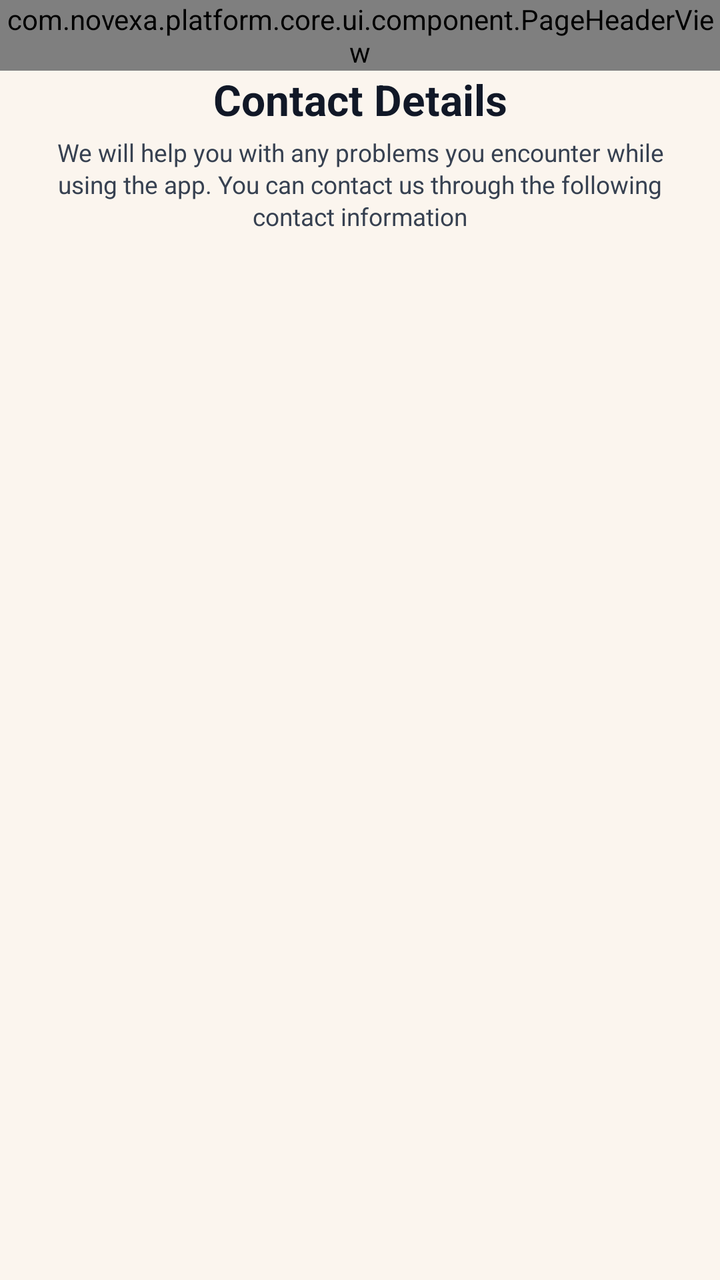
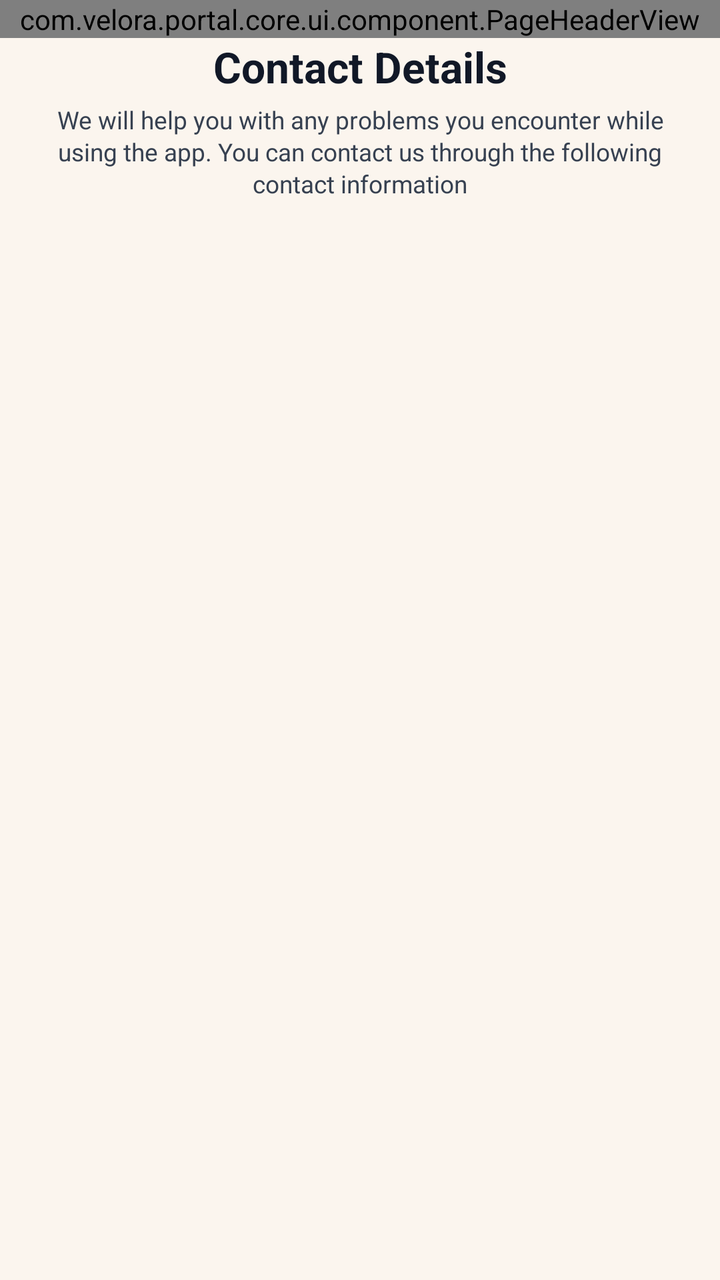

Before-and-after screenshots of an Android layout around one commit, followed by the original layout XML and the change that was made.
<!-- AndroidManifest.xml: application theme MyTheme -->
<!-- res/layout/activity_contacts.xml -->
<?xml version="1.0" encoding="utf-8"?>
<androidx.constraintlayout.widget.ConstraintLayout xmlns:android="http://schemas.android.com/apk/res/android"
    xmlns:app="http://schemas.android.com/apk/res-auto"
    xmlns:tools="http://schemas.android.com/tools"
    android:layout_width="match_parent"
    android:background="@color/page_bg_color1"
    android:layout_height="match_parent">

    <com.novexa.platform.core.ui.component.PageHeaderView
        android:id="@+id/titleBar"
        android:layout_width="match_parent"
        android:layout_height="wrap_content"
        app:centerText="@string/contact_us"
        app:layout_constraintTop_toTopOf="parent" />

    <TextView
        android:id="@+id/tvContactTitle"
        android:layout_width="match_parent"
        android:layout_height="wrap_content"
        android:layout_marginHorizontal="@dimen/dp_16"
        android:text="@string/contact_detail"
        android:textColor="@color/text_primary"
        android:textSize="@dimen/sp_24"
        android:gravity="center"
        android:textStyle="bold"
        app:layout_constraintTop_toBottomOf="@id/titleBar" />

    <TextView
        android:id="@+id/tvDesc"
        android:layout_width="match_parent"
        android:layout_height="wrap_content"
        android:layout_marginHorizontal="@dimen/dp_16"
        android:layout_marginTop="@dimen/dp_4"
        android:gravity="center"
        android:lineSpacingExtra="@dimen/dp_2"
        android:text="@string/contact_detail_desc"
        android:textColor="@color/text_body"
        android:textSize="@dimen/sp_14"
        app:layout_constraintTop_toBottomOf="@id/tvContactTitle" />

    <androidx.recyclerview.widget.RecyclerView
        android:id="@+id/rvCustomer"
        android:layout_width="match_parent"
        android:layout_height="0dp"
        android:layout_marginHorizontal="@dimen/dp_16"
        android:layout_marginTop="@dimen/dp_15"
        android:orientation="vertical"
        android:overScrollMode="never"
        app:layoutManager="androidx.recyclerview.widget.LinearLayoutManager"
        app:layout_constraintBottom_toBottomOf="parent"
        app:layout_constraintTop_toBottomOf="@id/tvDesc"
        tools:itemCount="2"
        tools:listitem="@layout/item_contact_way" />
</androidx.constraintlayout.widget.ConstraintLayout>
<!-- res/layout/item_contact_way.xml (included above) -->
<?xml version="1.0" encoding="utf-8"?>
<com.novexa.platform.core.ui.component.StyledConstraintLayout xmlns:android="http://schemas.android.com/apk/res/android"
    xmlns:app="http://schemas.android.com/apk/res-auto"
    android:layout_width="match_parent"
    android:layout_height="@dimen/dp_82"
    android:layout_marginTop="@dimen/dp_10"
    app:radius="@dimen/dp_24"
    app:solidColor="@color/text_inverse">

    <androidx.appcompat.widget.AppCompatImageView
        android:id="@+id/ivTelegram"
        android:layout_width="@dimen/dp_24"
        android:layout_height="@dimen/dp_24"
        android:layout_marginStart="@dimen/dp_20"
        android:src="@mipmap/icon_phone"
        app:layout_constraintBottom_toBottomOf="parent"
        app:layout_constraintStart_toStartOf="parent"
        app:layout_constraintTop_toTopOf="parent" />

    <TextView
        android:id="@+id/tvTelegramTitle"
        android:layout_width="wrap_content"
        android:layout_height="wrap_content"
        android:layout_marginStart="@dimen/dp_16"
        android:text="@string/telegram"
        android:textColor="@color/text_secondary"
        android:textSize="@dimen/sp_12"
        app:layout_constraintBottom_toTopOf="@id/tvTelegram"
        app:layout_constraintStart_toEndOf="@id/ivTelegram"
        app:layout_constraintTop_toTopOf="parent"
        app:layout_constraintVertical_chainStyle="packed" />

    <TextView
        android:id="@+id/tvTelegram"
        android:layout_width="0dp"
        android:layout_height="wrap_content"
        android:layout_marginStart="@dimen/dp_16"
        android:layout_marginEnd="@dimen/dp_8"
        android:text="911922933"
        android:textColor="@color/text_primary"
        android:textSize="@dimen/sp_12"
        app:layout_constraintBottom_toBottomOf="parent"
        app:layout_constraintEnd_toStartOf="@id/tvCopyTelegram"
        app:layout_constraintHorizontal_bias="0"
        app:layout_constraintStart_toEndOf="@id/ivTelegram"
        app:layout_constraintTop_toBottomOf="@id/tvTelegramTitle"
        app:layout_constraintVertical_chainStyle="packed" />

    <com.novexa.platform.core.ui.component.StatefulActionButton
        android:id="@+id/tvCopyTelegram"
        android:layout_width="@dimen/dp_73"
        android:layout_height="@dimen/dp_40"
        android:layout_marginEnd="@dimen/dp_20"
        app:autoSizeMaxTextSize="@dimen/sp_14"
        app:autoSizeMinTextSize="@dimen/sp_12"
        app:autoSizeTextType="uniform"
        android:paddingHorizontal="@dimen/dp_4"
        android:text="@string/copy"
        android:textColor="@color/text_inverse"
        android:textSize="@dimen/sp_14"
        app:layout_constraintBottom_toBottomOf="parent"
        app:layout_constraintEnd_toEndOf="parent"
        app:layout_constraintTop_toTopOf="parent" />
</com.novexa.platform.core.ui.component.StyledConstraintLayout>
<!-- resources referenced by this layout -->
<resources>
  <color name="page_bg_color1">#FBF5EE</color>
  <color name="text_body">#374151</color>
  <color name="text_inverse">#FFFFFFFF</color>
  <color name="text_primary">#111827</color>
  <color name="text_secondary">#6D7280</color>
  <dimen name="dp_10">10dp</dimen>
  <dimen name="dp_15">15dp</dimen>
  <dimen name="dp_16">16dp</dimen>
  <dimen name="dp_2">2dp</dimen>
  <dimen name="dp_20">20dp</dimen>
  <dimen name="dp_24">24dp</dimen>
  <dimen name="dp_4">4dp</dimen>
  <dimen name="dp_40">40dp</dimen>
  <dimen name="dp_73">73dp</dimen>
  <dimen name="dp_8">8dp</dimen>
  <dimen name="dp_82">82dp</dimen>
  <dimen name="sp_12">12sp</dimen>
  <dimen name="sp_14">14sp</dimen>
  <dimen name="sp_24">24sp</dimen>
  <!-- mipmap icon_phone: webp bitmap (mipmap-xxxhdpi, 824 bytes) -->
  <string name="contact_detail">Contact Details</string>
  <string name="contact_detail_desc">We will help you with any problems you encounter while using the app. You can contact us through the following contact information</string>
  <string name="contact_us">Contact Us</string>
  <string name="copy">Copy</string>
  <string name="telegram">Telegram</string>
  <style name="MyTheme" parent="Theme.MaterialComponents.DayNight.NoActionBar">
          <item name="android:windowBackground">@color/surface_primary</item>
          <item name="android:statusBarColor">@color/surface_primary</item>
          <item name="android:navigationBarColor">@color/surface_primary</item>
          <item name="android:windowTranslucentStatus">false</item>
          <item name="android:windowTranslucentNavigation">false</item>
          <item name="editTextStyle">@style/AppEditTextStyle</item>
          <item name="android:editTextStyle">@style/AppEditTextStyle</item>
      </style>
  <color name="surface_primary">#FFFFFFFF</color>
  <style name="AppEditTextStyle" parent="@style/Widget.AppCompat.EditText">
          <item name="android:textCursorDrawable">@drawable/input_cursor_color_7087f8</item>
      </style>
  <!-- drawable input_cursor_color_7087f8 (drawable) -->
  <?xml version="1.0" encoding="utf-8"?>
  <shape xmlns:android="http://schemas.android.com/apk/res/android">
      <size android:width="@dimen/dp_2" />
      <solid android:color="@color/brand_primary" />
  </shape>
  <color name="brand_primary">#396401</color>
</resources>

<!-- the commit's change to res/layout/activity_contacts.xml (unified diff, before → after) -->
@@ -6,7 +6,7 @@
     android:background="@color/page_bg_color1"
     android:layout_height="match_parent">
 
-    <com.novexa.platform.core.ui.component.PageHeaderView
+    <com.velora.portal.core.ui.component.PageHeaderView
         android:id="@+id/titleBar"
         android:layout_width="match_parent"
         android:layout_height="wrap_content"
@@ -54,7 +54,7 @@
 </androidx.constraintlayout.widget.ConstraintLayout>
 <!-- res/layout/item_contact_way.xml (included above) -->
 <?xml version="1.0" encoding="utf-8"?>
-<com.novexa.platform.core.ui.component.StyledConstraintLayout xmlns:android="http://schemas.android.com/apk/res/android"
+<com.velora.portal.core.ui.component.StyledConstraintLayout xmlns:android="http://schemas.android.com/apk/res/android"
     xmlns:app="http://schemas.android.com/apk/res-auto"
     android:layout_width="match_parent"
     android:layout_height="@dimen/dp_82"
@@ -101,7 +101,7 @@
         app:layout_constraintTop_toBottomOf="@id/tvTelegramTitle"
         app:layout_constraintVertical_chainStyle="packed" />
 
-    <com.novexa.platform.core.ui.component.StatefulActionButton
+    <com.velora.portal.core.ui.component.StatefulActionButton
         android:id="@+id/tvCopyTelegram"
         android:layout_width="@dimen/dp_73"
         android:layout_height="@dimen/dp_40"
@@ -116,4 +116,4 @@
         app:layout_constraintBottom_toBottomOf="parent"
         app:layout_constraintEnd_toEndOf="parent"
         app:layout_constraintTop_toTopOf="parent" />
-</com.novexa.platform.core.ui.component.StyledConstraintLayout>
+</com.velora.portal.core.ui.component.StyledConstraintLayout>
